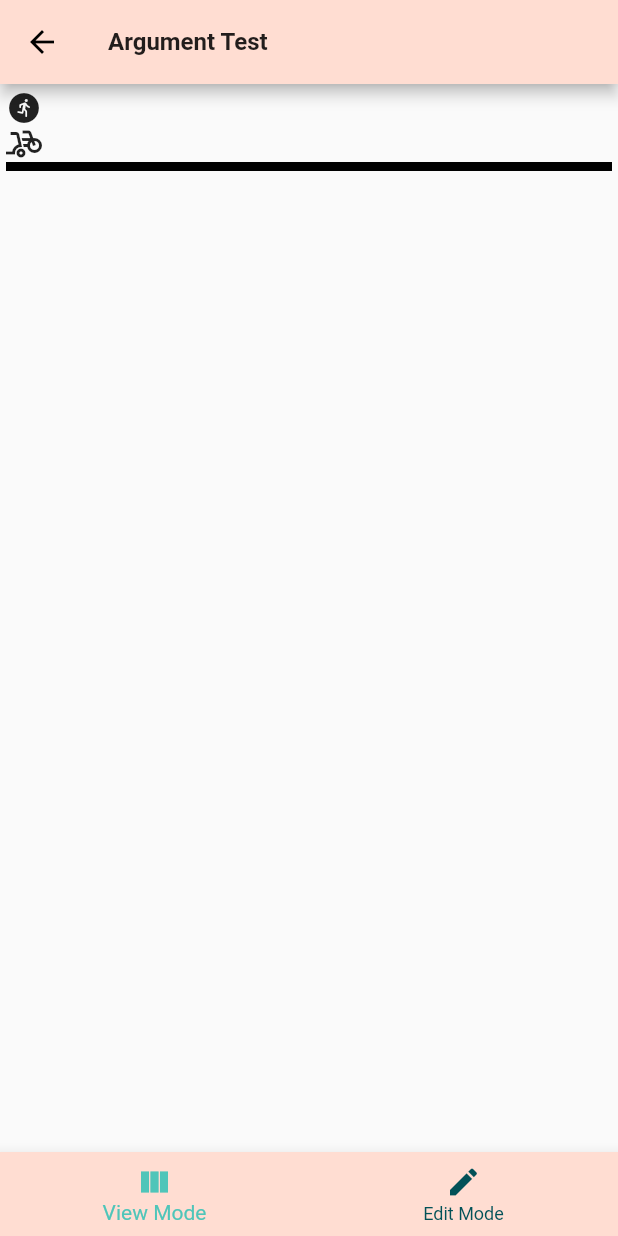
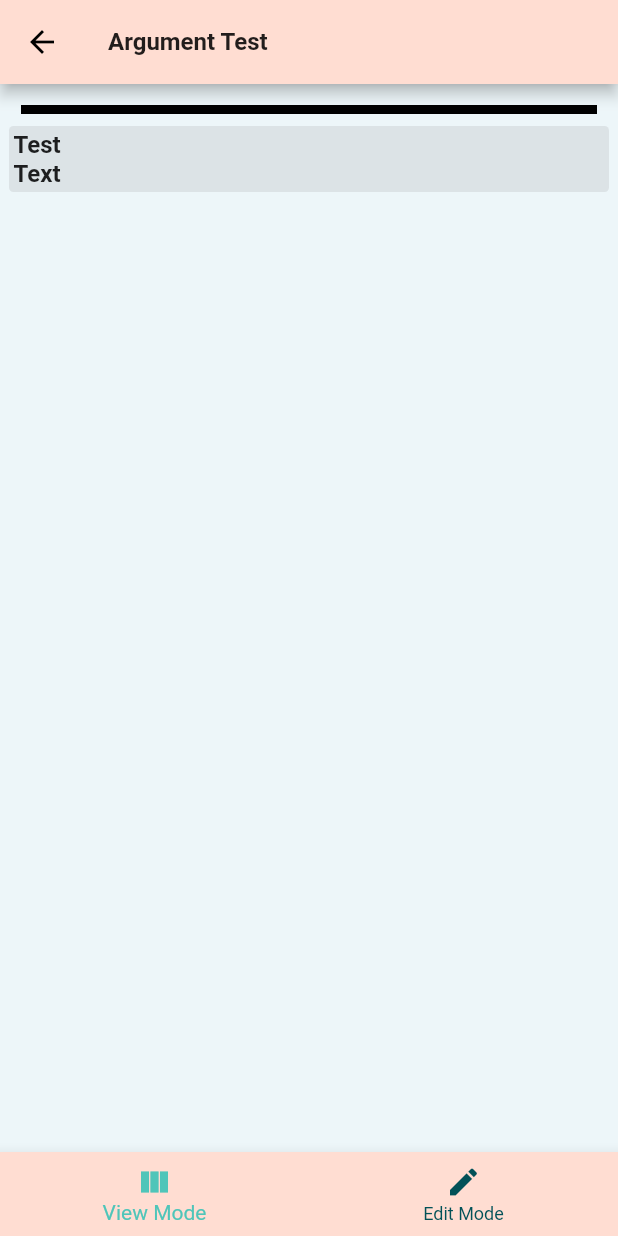
Before and after one commit to DanRagsdale/Panels, a Flutter app: the screen it shows after launch, after a tap on "Argument Test", on a phone screen of 412 x 824 dp. Run offline on Flutter 3.47's test engine with Material 2 defaults, Android fonts, the phone set to English and light mode, and no system bars.

Commit message:
Added simple user text box. Visual tweaks.

```diff
--- a/lib/main.dart
+++ b/lib/main.dart
@@ -1,11 +1,12 @@
 import 'package:flutter/material.dart';
 
-import 'second_page.dart';
 import 'note_icon.dart';
 
 const Color COLOR_TEXT = Color(0xff000000);
 //const Color COLOR_MENU_TEXT = Color(0xff2E272D);
 const Color COLOR_BACKGROUND = Color(0xffEDF6F9);
+const Color COLOR_BACKGROUND_MID = Color.fromARGB(255, 220, 227, 230);
+const Color COLOR_BACKGROUND_HEAVY = Color.fromARGB(255, 157, 164, 197);
 
 const Color COLOR_MENU_BG = Color(0xffFFDDD2);
 const Color COLOR_MENU_HOT = Color(0xff4FC5B9);
--- a/lib/note_icon.dart
+++ b/lib/note_icon.dart
@@ -1,4 +1,5 @@
 import 'package:flutter/material.dart';
+import 'package:panels/main.dart';
 
 import 'second_page.dart';
 
@@ -21,7 +22,7 @@ class NoteIcon extends StatelessWidget {
 			child: Container(
 				padding: const EdgeInsets.all(8),
 				decoration: BoxDecoration(
-					color: const Color(0xff7c94b6),
+					color: COLOR_BACKGROUND_HEAVY,
 					border: Border.all(
 						width: 4,
 					),
--- a/lib/second_page.dart
+++ b/lib/second_page.dart
@@ -1,4 +1,5 @@
 import 'package:flutter/material.dart';
+import 'package:panels/uw_text.dart';
 
 import 'main.dart';
 import 'uw_separator.dart';
@@ -35,18 +36,20 @@ class _SecondPageState extends State<SecondPage> {
 					style: TextStyle(fontWeight: FontWeight.bold),
 				),
 			),
-			body: ListView(
-				padding: const EdgeInsets.all(4),
+			body: Container(
+				color: COLOR_BACKGROUND,
+				child: ListView(
+					padding: const EdgeInsets.all(6),
 					children: [
 						Column(
 							children: [
 									Image.asset(imageSrc),
 							],
 						),
-					Align(alignment: Alignment.topLeft, child: Icon(Icons.run_circle_rounded)),
-					Align(alignment: Alignment.topLeft, child: Icon(Icons.bike_scooter)),
 						UWSeparator(mode: mode),
+						UWText(mode),
 					],
+				),
 				),
 			bottomNavigationBar: BottomNavigationBar(
 				backgroundColor: COLOR_MENU_BG,
--- a/lib/uw_separator.dart
+++ b/lib/uw_separator.dart
@@ -12,14 +12,14 @@ class UWSeparator extends StatelessWidget {
 		List<Widget> items = [
 		    Expanded(
 					child: Container(
-		    	padding: const EdgeInsets.all(8),
+		    	margin: const EdgeInsets.all(8),
 		    	color: Colors.black,
 		    	height: 6.0,
 		    ),
 			),
 		];
 		if (mode == Mode.edit) {
-			items.add(IconButton(onPressed: (){print("Deleting!");}, icon: Icon(Icons.delete_outline)));
+			items.add(IconButton(onPressed: (){print("Deleting!");}, icon: Icon(Icons.delete)));
 		}
 
 		return Row(
--- /dev/null
+++ b/lib/uw_text.dart
@@ -0,0 +1,69 @@
+import 'package:flutter/material.dart';
+
+import 'main.dart';
+import 'second_page.dart';
+
+class UWText extends StatefulWidget {
+	final Mode mode;
+
+	UWText(this.mode, {Key? key}) : super(key: key);
+
+	@override
+	State<UWText> createState() => _UWTextState();
+}
+
+class _UWTextState extends State<UWText> {
+	TextEditingController _controller = TextEditingController(text: "Test\nText");
+
+	@override
+	Widget build(BuildContext context) {
+
+		TextField field = TextField(
+			decoration: null,
+			keyboardType: TextInputType.multiline,
+			controller: _controller,
+			style: TextStyle(fontWeight: FontWeight.bold),
+			minLines: 1,
+			maxLines: 1024,
+		);
+
+		if (widget.mode == Mode.view) {
+			return Container(
+				padding: EdgeInsets.all(3),
+				decoration: BoxDecoration(
+					color: COLOR_BACKGROUND_MID,
+					//border: Border.all(
+					//	width: 0.1,
+					//),
+					borderRadius: BorderRadius.circular(3),
+				),
+				child: field,
+				);
+		}
+
+		return Container(
+			padding: EdgeInsets.all(3),
+			decoration: BoxDecoration(
+				color: COLOR_BACKGROUND_MID,
+				border: Border.all(
+					width: 1,
+				),
+				borderRadius: BorderRadius.circular(3),
+			),
+
+			child: Column(
+			  children: [
+					Row(
+						mainAxisAlignment: MainAxisAlignment.end,
+						children: [
+							IconButton(onPressed: (){}, icon: Icon(Icons.delete)),
+							IconButton(onPressed: (){}, icon: Icon(Icons.done)),
+							IconButton(onPressed: (){}, icon: Icon(Icons.add_task)),
+						],
+					),
+			    field,
+			  ],
+			),
+		);
+	}
+}
```
Lines whose indentation alone changed are shown as unchanged.
